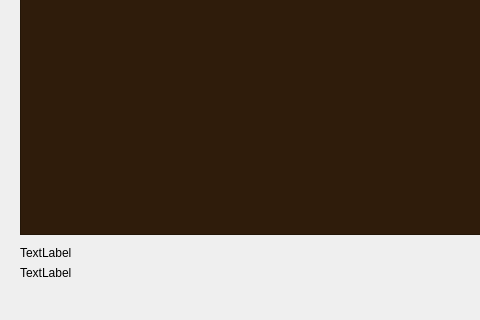
Before: the Qt Designer form Forest/mainwidget.ui in GulinAlexey/Prakt2021, drawn with Qt 5; both pictures show x 0 to 480 and y 385 to 705 of the 1359 by 705 pixel window.
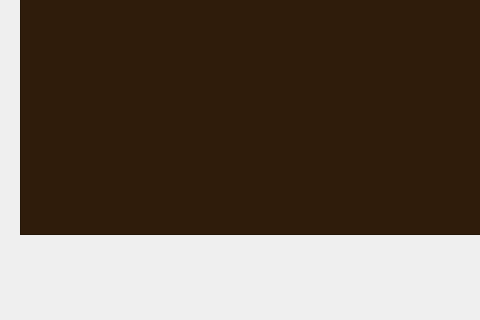
After: the same form once the commit is applied. Icons and pictures are not drawn.

Commit message: Убраны временные надписи label и label_2

The edit to the form file:
```diff
--- a/Forest/mainwidget.ui
+++ b/Forest/mainwidget.ui
@@ -4107,916 +4107,6 @@
     </property>
    </widget>
   </widget>
-  <widget class="QLabel" name="label">
-   <property name="geometry">
-    <rect>
-     <x>20</x>
-     <y>630</y>
-     <width>151</width>
-     <height>16</height>
-    </rect>
-   </property>
-   <property name="palette">
-    <palette>
-     <active>
-      <colorrole role="WindowText">
-       <brush brushstyle="SolidPattern">
-        <color alpha="255">
-         <red>0</red>
-         <green>0</green>
-         <blue>0</blue>
-        </color>
-       </brush>
-      </colorrole>
-      <colorrole role="Button">
-       <brush brushstyle="SolidPattern">
-        <color alpha="255">
-         <red>255</red>
-         <green>255</green>
-         <blue>255</blue>
-        </color>
-       </brush>
-      </colorrole>
-      <colorrole role="Light">
-       <brush brushstyle="SolidPattern">
-        <color alpha="255">
-         <red>255</red>
-         <green>255</green>
-         <blue>255</blue>
-        </color>
-       </brush>
-      </colorrole>
-      <colorrole role="Midlight">
-       <brush brushstyle="SolidPattern">
-        <color alpha="255">
-         <red>255</red>
-         <green>255</green>
-         <blue>255</blue>
-        </color>
-       </brush>
-      </colorrole>
-      <colorrole role="Dark">
-       <brush brushstyle="SolidPattern">
-        <color alpha="255">
-         <red>127</red>
-         <green>127</green>
-         <blue>127</blue>
-        </color>
-       </brush>
-      </colorrole>
-      <colorrole role="Mid">
-       <brush brushstyle="SolidPattern">
-        <color alpha="255">
-         <red>170</red>
-         <green>170</green>
-         <blue>170</blue>
-        </color>
-       </brush>
-      </colorrole>
-      <colorrole role="Text">
-       <brush brushstyle="SolidPattern">
-        <color alpha="255">
-         <red>0</red>
-         <green>0</green>
-         <blue>0</blue>
-        </color>
-       </brush>
-      </colorrole>
-      <colorrole role="BrightText">
-       <brush brushstyle="SolidPattern">
-        <color alpha="255">
-         <red>255</red>
-         <green>255</green>
-         <blue>255</blue>
-        </color>
-       </brush>
-      </colorrole>
-      <colorrole role="ButtonText">
-       <brush brushstyle="SolidPattern">
-        <color alpha="255">
-         <red>0</red>
-         <green>0</green>
-         <blue>0</blue>
-        </color>
-       </brush>
-      </colorrole>
-      <colorrole role="Base">
-       <brush brushstyle="SolidPattern">
-        <color alpha="255">
-         <red>255</red>
-         <green>255</green>
-         <blue>255</blue>
-        </color>
-       </brush>
-      </colorrole>
-      <colorrole role="Window">
-       <brush brushstyle="SolidPattern">
-        <color alpha="255">
-         <red>255</red>
-         <green>255</green>
-         <blue>255</blue>
-        </color>
-       </brush>
-      </colorrole>
-      <colorrole role="Shadow">
-       <brush brushstyle="SolidPattern">
-        <color alpha="255">
-         <red>0</red>
-         <green>0</green>
-         <blue>0</blue>
-        </color>
-       </brush>
-      </colorrole>
-      <colorrole role="AlternateBase">
-       <brush brushstyle="SolidPattern">
-        <color alpha="255">
-         <red>255</red>
-         <green>255</green>
-         <blue>255</blue>
-        </color>
-       </brush>
-      </colorrole>
-      <colorrole role="ToolTipBase">
-       <brush brushstyle="SolidPattern">
-        <color alpha="255">
-         <red>255</red>
-         <green>255</green>
-         <blue>220</blue>
-        </color>
-       </brush>
-      </colorrole>
-      <colorrole role="ToolTipText">
-       <brush brushstyle="SolidPattern">
-        <color alpha="255">
-         <red>0</red>
-         <green>0</green>
-         <blue>0</blue>
-        </color>
-       </brush>
-      </colorrole>
-      <colorrole role="PlaceholderText">
-       <brush brushstyle="SolidPattern">
-        <color alpha="128">
-         <red>0</red>
-         <green>0</green>
-         <blue>0</blue>
-        </color>
-       </brush>
-      </colorrole>
-     </active>
-     <inactive>
-      <colorrole role="WindowText">
-       <brush brushstyle="SolidPattern">
-        <color alpha="255">
-         <red>0</red>
-         <green>0</green>
-         <blue>0</blue>
-        </color>
-       </brush>
-      </colorrole>
-      <colorrole role="Button">
-       <brush brushstyle="SolidPattern">
-        <color alpha="255">
-         <red>255</red>
-         <green>255</green>
-         <blue>255</blue>
-        </color>
-       </brush>
-      </colorrole>
-      <colorrole role="Light">
-       <brush brushstyle="SolidPattern">
-        <color alpha="255">
-         <red>255</red>
-         <green>255</green>
-         <blue>255</blue>
-        </color>
-       </brush>
-      </colorrole>
-      <colorrole role="Midlight">
-       <brush brushstyle="SolidPattern">
-        <color alpha="255">
-         <red>255</red>
-         <green>255</green>
-         <blue>255</blue>
-        </color>
-       </brush>
-      </colorrole>
-      <colorrole role="Dark">
-       <brush brushstyle="SolidPattern">
-        <color alpha="255">
-         <red>127</red>
-         <green>127</green>
-         <blue>127</blue>
-        </color>
-       </brush>
-      </colorrole>
-      <colorrole role="Mid">
-       <brush brushstyle="SolidPattern">
-        <color alpha="255">
-         <red>170</red>
-         <green>170</green>
-         <blue>170</blue>
-        </color>
-       </brush>
-      </colorrole>
-      <colorrole role="Text">
-       <brush brushstyle="SolidPattern">
-        <color alpha="255">
-         <red>0</red>
-         <green>0</green>
-         <blue>0</blue>
-        </color>
-       </brush>
-      </colorrole>
-      <colorrole role="BrightText">
-       <brush brushstyle="SolidPattern">
-        <color alpha="255">
-         <red>255</red>
-         <green>255</green>
-         <blue>255</blue>
-        </color>
-       </brush>
-      </colorrole>
-      <colorrole role="ButtonText">
-       <brush brushstyle="SolidPattern">
-        <color alpha="255">
-         <red>0</red>
-         <green>0</green>
-         <blue>0</blue>
-        </color>
-       </brush>
-      </colorrole>
-      <colorrole role="Base">
-       <brush brushstyle="SolidPattern">
-        <color alpha="255">
-         <red>255</red>
-         <green>255</green>
-         <blue>255</blue>
-        </color>
-       </brush>
-      </colorrole>
-      <colorrole role="Window">
-       <brush brushstyle="SolidPattern">
-        <color alpha="255">
-         <red>255</red>
-         <green>255</green>
-         <blue>255</blue>
-        </color>
-       </brush>
-      </colorrole>
-      <colorrole role="Shadow">
-       <brush brushstyle="SolidPattern">
-        <color alpha="255">
-         <red>0</red>
-         <green>0</green>
-         <blue>0</blue>
-        </color>
-       </brush>
-      </colorrole>
-      <colorrole role="AlternateBase">
-       <brush brushstyle="SolidPattern">
-        <color alpha="255">
-         <red>255</red>
-         <green>255</green>
-         <blue>255</blue>
-        </color>
-       </brush>
-      </colorrole>
-      <colorrole role="ToolTipBase">
-       <brush brushstyle="SolidPattern">
-        <color alpha="255">
-         <red>255</red>
-         <green>255</green>
-         <blue>220</blue>
-        </color>
-       </brush>
-      </colorrole>
-      <colorrole role="ToolTipText">
-       <brush brushstyle="SolidPattern">
-        <color alpha="255">
-         <red>0</red>
-         <green>0</green>
-         <blue>0</blue>
-        </color>
-       </brush>
-      </colorrole>
-      <colorrole role="PlaceholderText">
-       <brush brushstyle="SolidPattern">
-        <color alpha="128">
-         <red>0</red>
-         <green>0</green>
-         <blue>0</blue>
-        </color>
-       </brush>
-      </colorrole>
-     </inactive>
-     <disabled>
-      <colorrole role="WindowText">
-       <brush brushstyle="SolidPattern">
-        <color alpha="255">
-         <red>127</red>
-         <green>127</green>
-         <blue>127</blue>
-        </color>
-       </brush>
-      </colorrole>
-      <colorrole role="Button">
-       <brush brushstyle="SolidPattern">
-        <color alpha="255">
-         <red>255</red>
-         <green>255</green>
-         <blue>255</blue>
-        </color>
-       </brush>
-      </colorrole>
-      <colorrole role="Light">
-       <brush brushstyle="SolidPattern">
-        <color alpha="255">
-         <red>255</red>
-         <green>255</green>
-         <blue>255</blue>
-        </color>
-       </brush>
-      </colorrole>
-      <colorrole role="Midlight">
-       <brush brushstyle="SolidPattern">
-        <color alpha="255">
-         <red>255</red>
-         <green>255</green>
-         <blue>255</blue>
-        </color>
-       </brush>
-      </colorrole>
-      <colorrole role="Dark">
-       <brush brushstyle="SolidPattern">
-        <color alpha="255">
-         <red>127</red>
-         <green>127</green>
-         <blue>127</blue>
-        </color>
-       </brush>
-      </colorrole>
-      <colorrole role="Mid">
-       <brush brushstyle="SolidPattern">
-        <color alpha="255">
-         <red>170</red>
-         <green>170</green>
-         <blue>170</blue>
-        </color>
-       </brush>
-      </colorrole>
-      <colorrole role="Text">
-       <brush brushstyle="SolidPattern">
-        <color alpha="255">
-         <red>127</red>
-         <green>127</green>
-         <blue>127</blue>
-        </color>
-       </brush>
-      </colorrole>
-      <colorrole role="BrightText">
-       <brush brushstyle="SolidPattern">
-        <color alpha="255">
-         <red>255</red>
-         <green>255</green>
-         <blue>255</blue>
-        </color>
-       </brush>
-      </colorrole>
-      <colorrole role="ButtonText">
-       <brush brushstyle="SolidPattern">
-        <color alpha="255">
-         <red>127</red>
-         <green>127</green>
-         <blue>127</blue>
-        </color>
-       </brush>
-      </colorrole>
-      <colorrole role="Base">
-       <brush brushstyle="SolidPattern">
-        <color alpha="255">
-         <red>255</red>
-         <green>255</green>
-         <blue>255</blue>
-        </color>
-       </brush>
-      </colorrole>
-      <colorrole role="Window">
-       <brush brushstyle="SolidPattern">
-        <color alpha="255">
-         <red>255</red>
-         <green>255</green>
-         <blue>255</blue>
-        </color>
-       </brush>
-      </colorrole>
-      <colorrole role="Shadow">
-       <brush brushstyle="SolidPattern">
-        <color alpha="255">
-         <red>0</red>
-         <green>0</green>
-         <blue>0</blue>
-        </color>
-       </brush>
-      </colorrole>
-      <colorrole role="AlternateBase">
-       <brush brushstyle="SolidPattern">
-        <color alpha="255">
-         <red>255</red>
-         <green>255</green>
-         <blue>255</blue>
-        </color>
-       </brush>
-      </colorrole>
-      <colorrole role="ToolTipBase">
-       <brush brushstyle="SolidPattern">
-        <color alpha="255">
-         <red>255</red>
-         <green>255</green>
-         <blue>220</blue>
-        </color>
-       </brush>
-      </colorrole>
-      <colorrole role="ToolTipText">
-       <brush brushstyle="SolidPattern">
-        <color alpha="255">
-         <red>0</red>
-         <green>0</green>
-         <blue>0</blue>
-        </color>
-       </brush>
-      </colorrole>
-      <colorrole role="PlaceholderText">
-       <brush brushstyle="SolidPattern">
-        <color alpha="128">
-         <red>0</red>
-         <green>0</green>
-         <blue>0</blue>
-        </color>
-       </brush>
-      </colorrole>
-     </disabled>
-    </palette>
-   </property>
-   <property name="text">
-    <string>TextLabel</string>
-   </property>
-  </widget>
-  <widget class="QLabel" name="label_2">
-   <property name="geometry">
-    <rect>
-     <x>20</x>
-     <y>650</y>
-     <width>151</width>
-     <height>16</height>
-    </rect>
-   </property>
-   <property name="palette">
-    <palette>
-     <active>
-      <colorrole role="WindowText">
-       <brush brushstyle="SolidPattern">
-        <color alpha="255">
-         <red>0</red>
-         <green>0</green>
-         <blue>0</blue>
-        </color>
-       </brush>
-      </colorrole>
-      <colorrole role="Button">
-       <brush brushstyle="SolidPattern">
-        <color alpha="255">
-         <red>255</red>
-         <green>255</green>
-         <blue>255</blue>
-        </color>
-       </brush>
-      </colorrole>
-      <colorrole role="Light">
-       <brush brushstyle="SolidPattern">
-        <color alpha="255">
-         <red>255</red>
-         <green>255</green>
-         <blue>255</blue>
-        </color>
-       </brush>
-      </colorrole>
-      <colorrole role="Midlight">
-       <brush brushstyle="SolidPattern">
-        <color alpha="255">
-         <red>255</red>
-         <green>255</green>
-         <blue>255</blue>
-        </color>
-       </brush>
-      </colorrole>
-      <colorrole role="Dark">
-       <brush brushstyle="SolidPattern">
-        <color alpha="255">
-         <red>127</red>
-         <green>127</green>
-         <blue>127</blue>
-        </color>
-       </brush>
-      </colorrole>
-      <colorrole role="Mid">
-       <brush brushstyle="SolidPattern">
-        <color alpha="255">
-         <red>170</red>
-         <green>170</green>
-         <blue>170</blue>
-        </color>
-       </brush>
-      </colorrole>
-      <colorrole role="Text">
-       <brush brushstyle="SolidPattern">
-        <color alpha="255">
-         <red>0</red>
-         <green>0</green>
-         <blue>0</blue>
-        </color>
-       </brush>
-      </colorrole>
-      <colorrole role="BrightText">
-       <brush brushstyle="SolidPattern">
-        <color alpha="255">
-         <red>255</red>
-         <green>255</green>
-         <blue>255</blue>
-        </color>
-       </brush>
-      </colorrole>
-      <colorrole role="ButtonText">
-       <brush brushstyle="SolidPattern">
-        <color alpha="255">
-         <red>0</red>
-         <green>0</green>
-         <blue>0</blue>
-        </color>
-       </brush>
-      </colorrole>
-      <colorrole role="Base">
-       <brush brushstyle="SolidPattern">
-        <color alpha="255">
-         <red>255</red>
-         <green>255</green>
-         <blue>255</blue>
-        </color>
-       </brush>
-      </colorrole>
-      <colorrole role="Window">
-       <brush brushstyle="SolidPattern">
-        <color alpha="255">
-         <red>255</red>
-         <green>255</green>
-         <blue>255</blue>
-        </color>
-       </brush>
-      </colorrole>
-      <colorrole role="Shadow">
-       <brush brushstyle="SolidPattern">
-        <color alpha="255">
-         <red>0</red>
-         <green>0</green>
-         <blue>0</blue>
-        </color>
-       </brush>
-      </colorrole>
-      <colorrole role="AlternateBase">
-       <brush brushstyle="SolidPattern">
-        <color alpha="255">
-         <red>255</red>
-         <green>255</green>
-         <blue>255</blue>
-        </color>
-       </brush>
-      </colorrole>
-      <colorrole role="ToolTipBase">
-       <brush brushstyle="SolidPattern">
-        <color alpha="255">
-         <red>255</red>
-         <green>255</green>
-         <blue>220</blue>
-        </color>
-       </brush>
-      </colorrole>
-      <colorrole role="ToolTipText">
-       <brush brushstyle="SolidPattern">
-        <color alpha="255">
-         <red>0</red>
-         <green>0</green>
-         <blue>0</blue>
-        </color>
-       </brush>
-      </colorrole>
-      <colorrole role="PlaceholderText">
-       <brush brushstyle="SolidPattern">
-        <color alpha="128">
-         <red>0</red>
-         <green>0</green>
-         <blue>0</blue>
-        </color>
-       </brush>
-      </colorrole>
-     </active>
-     <inactive>
-      <colorrole role="WindowText">
-       <brush brushstyle="SolidPattern">
-        <color alpha="255">
-         <red>0</red>
-         <green>0</green>
-         <blue>0</blue>
-        </color>
-       </brush>
-      </colorrole>
-      <colorrole role="Button">
-       <brush brushstyle="SolidPattern">
-        <color alpha="255">
-         <red>255</red>
-         <green>255</green>
-         <blue>255</blue>
-        </color>
-       </brush>
-      </colorrole>
-      <colorrole role="Light">
-       <brush brushstyle="SolidPattern">
-        <color alpha="255">
-         <red>255</red>
-         <green>255</green>
-         <blue>255</blue>
-        </color>
-       </brush>
-      </colorrole>
-      <colorrole role="Midlight">
-       <brush brushstyle="SolidPattern">
-        <color alpha="255">
-         <red>255</red>
-         <green>255</green>
-         <blue>255</blue>
-        </color>
-       </brush>
-      </colorrole>
-      <colorrole role="Dark">
-       <brush brushstyle="SolidPattern">
-        <color alpha="255">
-         <red>127</red>
-         <green>127</green>
-         <blue>127</blue>
-        </color>
-       </brush>
-      </colorrole>
-      <colorrole role="Mid">
-       <brush brushstyle="SolidPattern">
-        <color alpha="255">
-         <red>170</red>
-         <green>170</green>
-         <blue>170</blue>
-        </color>
-       </brush>
-      </colorrole>
-      <colorrole role="Text">
-       <brush brushstyle="SolidPattern">
-        <color alpha="255">
-         <red>0</red>
-         <green>0</green>
-         <blue>0</blue>
-        </color>
-       </brush>
-      </colorrole>
-      <colorrole role="BrightText">
-       <brush brushstyle="SolidPattern">
-        <color alpha="255">
-         <red>255</red>
-         <green>255</green>
-         <blue>255</blue>
-        </color>
-       </brush>
-      </colorrole>
-      <colorrole role="ButtonText">
-       <brush brushstyle="SolidPattern">
-        <color alpha="255">
-         <red>0</red>
-         <green>0</green>
-         <blue>0</blue>
-        </color>
-       </brush>
-      </colorrole>
-      <colorrole role="Base">
-       <brush brushstyle="SolidPattern">
-        <color alpha="255">
-         <red>255</red>
-         <green>255</green>
-         <blue>255</blue>
-        </color>
-       </brush>
-      </colorrole>
-      <colorrole role="Window">
-       <brush brushstyle="SolidPattern">
-        <color alpha="255">
-         <red>255</red>
-         <green>255</green>
-         <blue>255</blue>
-        </color>
-       </brush>
-      </colorrole>
-      <colorrole role="Shadow">
-       <brush brushstyle="SolidPattern">
-        <color alpha="255">
-         <red>0</red>
-         <green>0</green>
-         <blue>0</blue>
-        </color>
-       </brush>
-      </colorrole>
-      <colorrole role="AlternateBase">
-       <brush brushstyle="SolidPattern">
-        <color alpha="255">
-         <red>255</red>
-         <green>255</green>
-         <blue>255</blue>
-        </color>
-       </brush>
-      </colorrole>
-      <colorrole role="ToolTipBase">
-       <brush brushstyle="SolidPattern">
-        <color alpha="255">
-         <red>255</red>
-         <green>255</green>
-         <blue>220</blue>
-        </color>
-       </brush>
-      </colorrole>
-      <colorrole role="ToolTipText">
-       <brush brushstyle="SolidPattern">
-        <color alpha="255">
-         <red>0</red>
-         <green>0</green>
-         <blue>0</blue>
-        </color>
-       </brush>
-      </colorrole>
-      <colorrole role="PlaceholderText">
-       <brush brushstyle="SolidPattern">
-        <color alpha="128">
-         <red>0</red>
-         <green>0</green>
-         <blue>0</blue>
-        </color>
-       </brush>
-      </colorrole>
-     </inactive>
-     <disabled>
-      <colorrole role="WindowText">
-       <brush brushstyle="SolidPattern">
-        <color alpha="255">
-         <red>127</red>
-         <green>127</green>
-         <blue>127</blue>
-        </color>
-       </brush>
-      </colorrole>
-      <colorrole role="Button">
-       <brush brushstyle="SolidPattern">
-        <color alpha="255">
-         <red>255</red>
-         <green>255</green>
-         <blue>255</blue>
-        </color>
-       </brush>
-      </colorrole>
-      <colorrole role="Light">
-       <brush brushstyle="SolidPattern">
-        <color alpha="255">
-         <red>255</red>
-         <green>255</green>
-         <blue>255</blue>
-        </color>
-       </brush>
-      </colorrole>
-      <colorrole role="Midlight">
-       <brush brushstyle="SolidPattern">
-        <color alpha="255">
-         <red>255</red>
-         <green>255</green>
-         <blue>255</blue>
-        </color>
-       </brush>
-      </colorrole>
-      <colorrole role="Dark">
-       <brush brushstyle="SolidPattern">
-        <color alpha="255">
-         <red>127</red>
-         <green>127</green>
-         <blue>127</blue>
-        </color>
-       </brush>
-      </colorrole>
-      <colorrole role="Mid">
-       <brush brushstyle="SolidPattern">
-        <color alpha="255">
-         <red>170</red>
-         <green>170</green>
-         <blue>170</blue>
-        </color>
-       </brush>
-      </colorrole>
-      <colorrole role="Text">
-       <brush brushstyle="SolidPattern">
-        <color alpha="255">
-         <red>127</red>
-         <green>127</green>
-         <blue>127</blue>
-        </color>
-       </brush>
-      </colorrole>
-      <colorrole role="BrightText">
-       <brush brushstyle="SolidPattern">
-        <color alpha="255">
-         <red>255</red>
-         <green>255</green>
-         <blue>255</blue>
-        </color>
-       </brush>
-      </colorrole>
-      <colorrole role="ButtonText">
-       <brush brushstyle="SolidPattern">
-        <color alpha="255">
-         <red>127</red>
-         <green>127</green>
-         <blue>127</blue>
-        </color>
-       </brush>
-      </colorrole>
-      <colorrole role="Base">
-       <brush brushstyle="SolidPattern">
-        <color alpha="255">
-         <red>255</red>
-         <green>255</green>
-         <blue>255</blue>
-        </color>
-       </brush>
-      </colorrole>
-      <colorrole role="Window">
-       <brush brushstyle="SolidPattern">
-        <color alpha="255">
-         <red>255</red>
-         <green>255</green>
-         <blue>255</blue>
-        </color>
-       </brush>
-      </colorrole>
-      <colorrole role="Shadow">
-       <brush brushstyle="SolidPattern">
-        <color alpha="255">
-         <red>0</red>
-         <green>0</green>
-         <blue>0</blue>
-        </color>
-       </brush>
-      </colorrole>
-      <colorrole role="AlternateBase">
-       <brush brushstyle="SolidPattern">
-        <color alpha="255">
-         <red>255</red>
-         <green>255</green>
-         <blue>255</blue>
-        </color>
-       </brush>
-      </colorrole>
-      <colorrole role="ToolTipBase">
-       <brush brushstyle="SolidPattern">
-        <color alpha="255">
-         <red>255</red>
-         <green>255</green>
-         <blue>220</blue>
-        </color>
-       </brush>
-      </colorrole>
-      <colorrole role="ToolTipText">
-       <brush brushstyle="SolidPattern">
-        <color alpha="255">
-         <red>0</red>
-         <green>0</green>
-         <blue>0</blue>
-        </color>
-       </brush>
-      </colorrole>
-      <colorrole role="PlaceholderText">
-       <brush brushstyle="SolidPattern">
-        <color alpha="128">
-         <red>0</red>
-         <green>0</green>
-         <blue>0</blue>
-        </color>
-       </brush>
-      </colorrole>
-     </disabled>
-    </palette>
-   </property>
-   <property name="text">
-    <string>TextLabel</string>
-   </property>
-  </widget>
   <widget class="QLabel" name="all_time_text">
    <property name="geometry">
     <rect>
```
